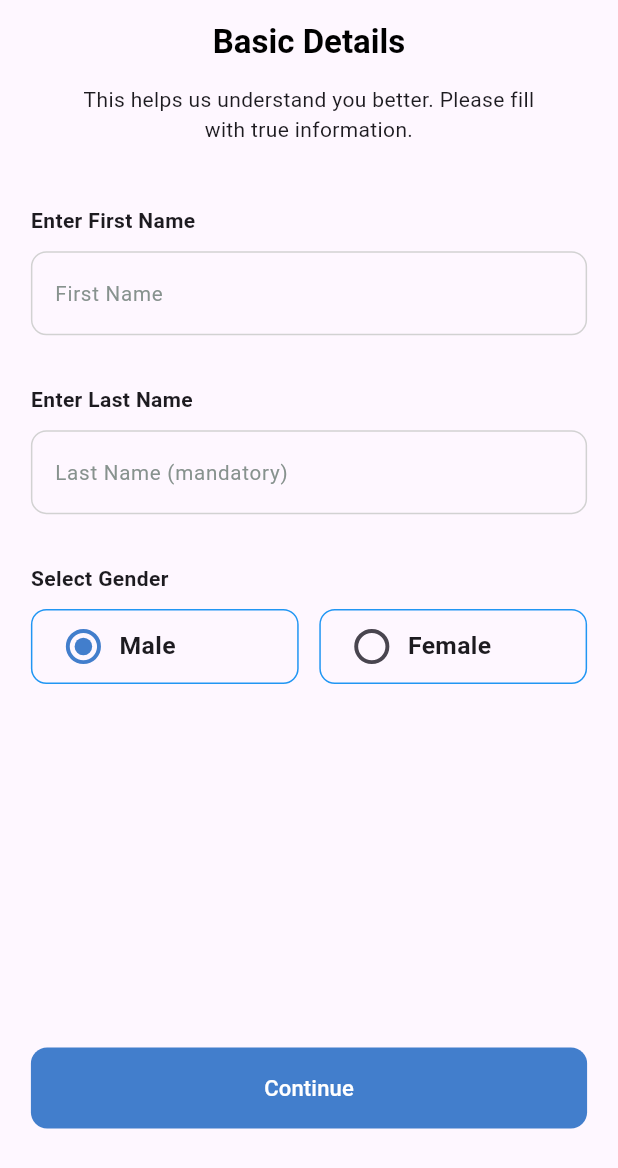
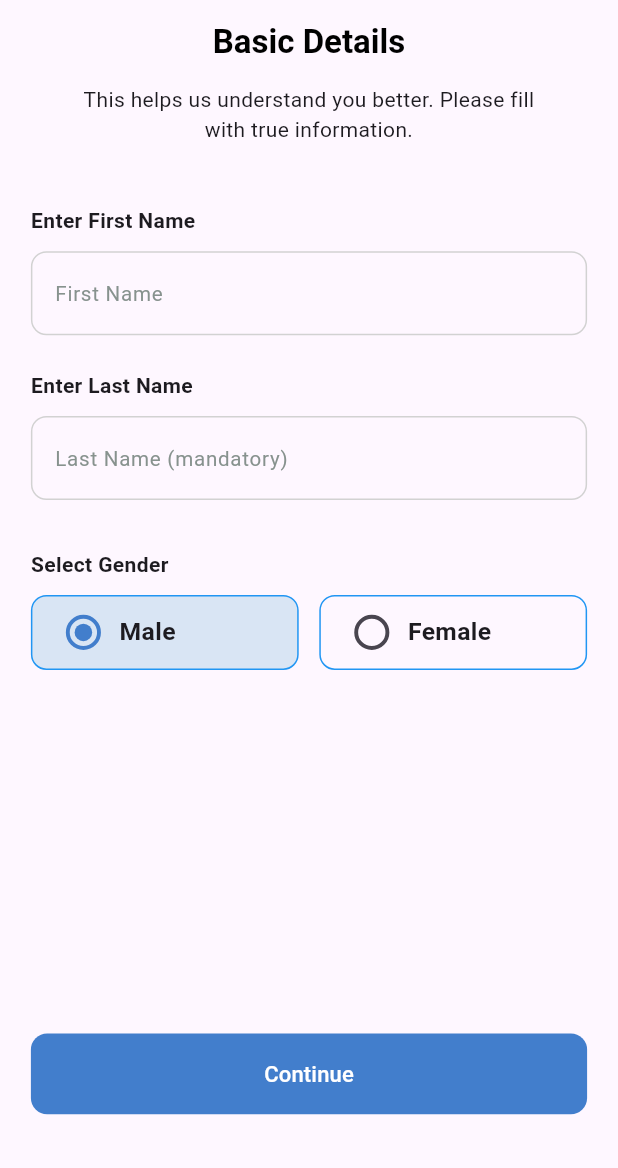
Before and after one commit to Syamkrishna2272/Village_App, a Flutter app: the UserDetailsScreen screen opened directly, on a phone screen of 412 x 824 dp. Shown: the top 1168 px of the screen. Run offline on Flutter 3.47's test engine with Material 3 defaults, Android fonts, the phone set to English and light mode, and no system bars; our stand-ins replace carousel_slider, material_design_icons_flutter.

Commit message:
alert dialog curve decreased, basic details page gender color changed

```diff
--- a/lib/screens/detailspage/userdetails.dart
+++ b/lib/screens/detailspage/userdetails.dart
@@ -76,7 +76,7 @@ class _UserDetailsScreenState extends State<UserDetailsScreen> {
                     ),
                   ),
                 ),
-                SizedBox(height: screenHeight / 25),
+                SizedBox(height: screenHeight / 35),
                 const Text(
                   "Enter Last Name",
                   style: TextStyle(fontWeight: FontWeight.w600),
@@ -116,7 +116,9 @@ class _UserDetailsScreenState extends State<UserDetailsScreen> {
                         decoration: BoxDecoration(
                           border: Border.all(color: Colors.blue),
                           borderRadius: BorderRadius.circular(screenWidth / 40),
-                          color: Colors.transparent,
+                          color: _selectedGender == 'Male'
+                              ? const Color.fromARGB(255, 217, 229, 244)
+                              : Colors.transparent,
                         ),
                         child: Padding(
                           padding: const EdgeInsets.symmetric(horizontal: 10),
@@ -135,7 +137,7 @@ class _UserDetailsScreenState extends State<UserDetailsScreen> {
                                   },
                                 ),
                               ),
-                               Text('Male',
+                              Text('Male',
                                   style: TextStyle(
                                       fontSize: screenWidth / 25,
                                       fontWeight: FontWeight.w600)),
@@ -148,10 +150,12 @@ class _UserDetailsScreenState extends State<UserDetailsScreen> {
                     Expanded(
                       child: Container(
                         decoration: BoxDecoration(
-                          border: Border.all(color: Colors.blue),
-                          borderRadius: BorderRadius.circular(screenWidth / 40),
-                          color: Colors.transparent,
-                        ),
+                            border: Border.all(color: Colors.blue),
+                            borderRadius:
+                                BorderRadius.circular(screenWidth / 40),
+                            color: _selectedGender == 'Female'
+                                ? const Color.fromARGB(255, 217, 229, 244)
+                                : Colors.transparent),
                         child: Padding(
                           padding: const EdgeInsets.symmetric(horizontal: 10),
                           child: Row(
--- a/pubspec.yaml
+++ b/pubspec.yaml
@@ -107,6 +107,7 @@ flutter:
     - lib/asset/img/Group (1).png
     - lib/asset/img/Frame (1).png
     - lib/asset/img/cancel.png
+    - lib/asset/img/Rectangle 116.png
 
   # An image asset can refer to one or more resolution-specific "variants", see
   # https://flutter.dev/assets-and-images/#resolution-aware
```
Also changed, not shown: lib/screens/verificationpage/mobile_verification.dart (+22 -10 lines), lib/screens/widgets/dialog_screen.dart (+6 -1 lines), lib/asset/img/Rectangle 116.png (added).
